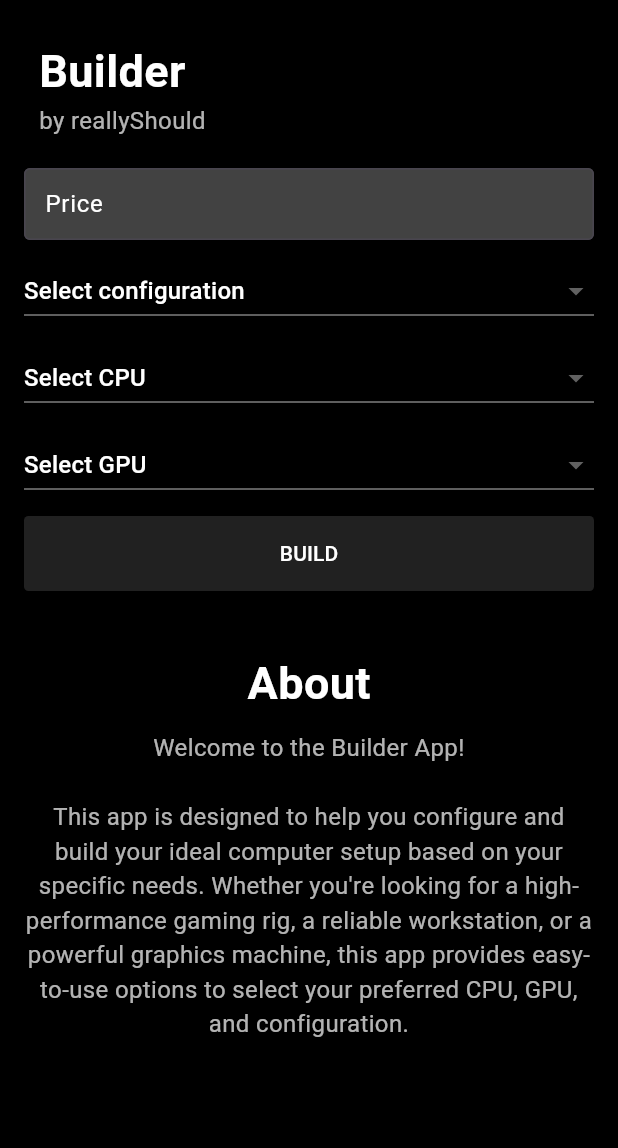
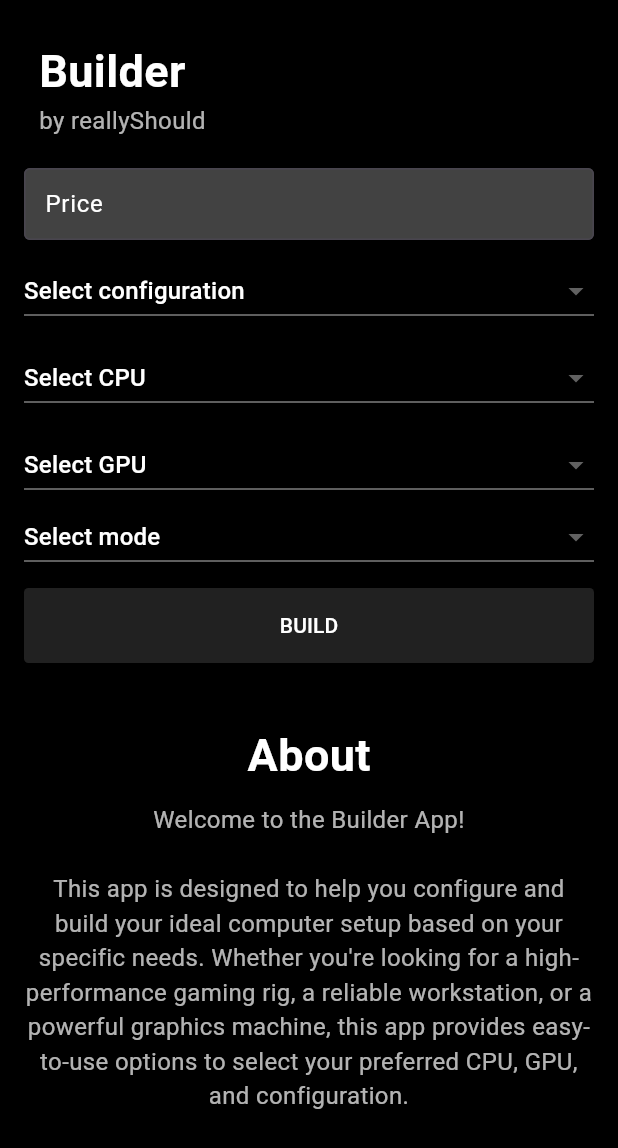
Before and after one commit to reallyShould/Android_Builder, a Flutter app: the screen it shows after launch, on a phone screen of 412 x 824 dp. Shown: the top 1148 px of the screen. Run offline on Flutter 3.47's test engine with Material 3 defaults, Android fonts, the light colour scheme and no system bars; Roboto replaces fonts that are missing (Verdana).

Commit message:
Add mods

```diff
--- a/assets/text.json
+++ b/assets/text.json
@@ -5,6 +5,7 @@
   "dropdown_conf_text": "Select configuration",
   "dropdown_cpu_text": "Select CPU",
   "dropdown_gpu_text": "Select GPU",
+  "dropdown_mode_text": "Select mode",
   "error_fields_text": "Please fill all fields before proceeding",
   "button_build_text": "BUILD",
   "label_about_text": "About",
--- a/lib/api_service.dart
+++ b/lib/api_service.dart
@@ -2,7 +2,7 @@ import 'dart:convert';
 import 'package:http/http.dart' as http;
 
 class ApiService {
-  static Future<Map<String, dynamic>> getBuildDetails(String price, String config, String cpu, String gpu) async {
+  static Future<Map<String, dynamic>> getBuildDetails(String price, String config, String cpu, String gpu, String mode) async {
     final response = await http.post(
       Uri.parse('https://reallys.pythonanywhere.com/build'),
       headers: {
@@ -13,6 +13,7 @@ class ApiService {
         'cfg': config,
         'cpu': cpu,
         'gpu': gpu,
+        'mode': mode
       }),
     );
 
--- a/lib/final_page.dart
+++ b/lib/final_page.dart
@@ -9,6 +9,7 @@ class FinalPage extends StatelessWidget {
     final config = arguments['config'];
     final cpu = arguments['cpu'];
     final gpu = arguments['gpu'];
+    final mode = arguments["mode"];
 
     return Scaffold(
       backgroundColor: Colors.black87,
@@ -26,7 +27,7 @@ class FinalPage extends StatelessWidget {
         ),
       ),
       body: FutureBuilder(
-        future: ApiService.getBuildDetails(price, config, cpu, gpu),
+        future: ApiService.getBuildDetails(price, config, cpu, gpu, mode),
         builder: (context, snapshot) {
           if (snapshot.connectionState == ConnectionState.waiting) {
             return Center(child: CircularProgressIndicator());
--- a/lib/main_page.dart
+++ b/lib/main_page.dart
@@ -12,6 +12,7 @@ class _MainPageState extends State<MainPage> {
   String? _config;
   String? _cpu;
   String? _gpu;
+  String? _mode;
 
   String _main_label_text = '';
   String _author_text = '';
@@ -19,6 +20,7 @@ class _MainPageState extends State<MainPage> {
   String _dropdown_conf_text = '';
   String _dropdown_cpu_text = '';
   String _dropdown_gpu_text = '';
+  String _dropdown_mode_text = '';
   String _error_fields_text = '';
   String _button_build_text = '';
   String _label_about_text = '';
@@ -41,6 +43,7 @@ class _MainPageState extends State<MainPage> {
       _dropdown_conf_text = data['dropdown_conf_text'];
       _dropdown_cpu_text = data['dropdown_cpu_text'];
       _dropdown_gpu_text = data['dropdown_gpu_text'];
+      _dropdown_mode_text = data['dropdown_mode_text'];
       _error_fields_text = data['error_fields_text'];
       _button_build_text = data['button_build_text'];
       _label_about_text = data['label_about_text'];
@@ -143,7 +146,7 @@ class _MainPageState extends State<MainPage> {
                 });
               },
               dropdownColor: Colors.grey[800],
-              items: <String>['INTEL', 'AMD']
+              items: <String>['INTEL', 'AMD', "Any"]
                   .map<DropdownMenuItem<String>>((String value) {
                 return DropdownMenuItem<String>(
                   value: value,
@@ -168,7 +171,29 @@ class _MainPageState extends State<MainPage> {
                 });
               },
               dropdownColor: Colors.grey[800],
-              items: <String>['NVIDIA', 'AMD']
+              items: <String>['NVIDIA', 'AMD', "Any"]
+                  .map<DropdownMenuItem<String>>((String value) {
+                return DropdownMenuItem<String>(
+                  value: value,
+                  child: Text(value, style: TextStyle(color: Colors.white)),
+                );
+              }).toList(),
+            ),
+
+            DropdownButton<String>(
+              isExpanded: true,
+              value: _mode,
+              hint: Text(
+                _dropdown_mode_text,
+                style: TextStyle(color: Colors.white),
+              ),
+              onChanged: (newValue) {
+                setState(() {
+                  _mode = newValue;
+                });
+              },
+              dropdownColor: Colors.grey[800],
+              items: <String>['Best', 'Best of seven']
                   .map<DropdownMenuItem<String>>((String value) {
                 return DropdownMenuItem<String>(
                   value: value,
@@ -195,6 +220,7 @@ class _MainPageState extends State<MainPage> {
                       'config': _config,
                       'cpu': _cpu,
                       'gpu': _gpu,
+                      'mode': _mode,
                     },
                   );
                 } else {
```
